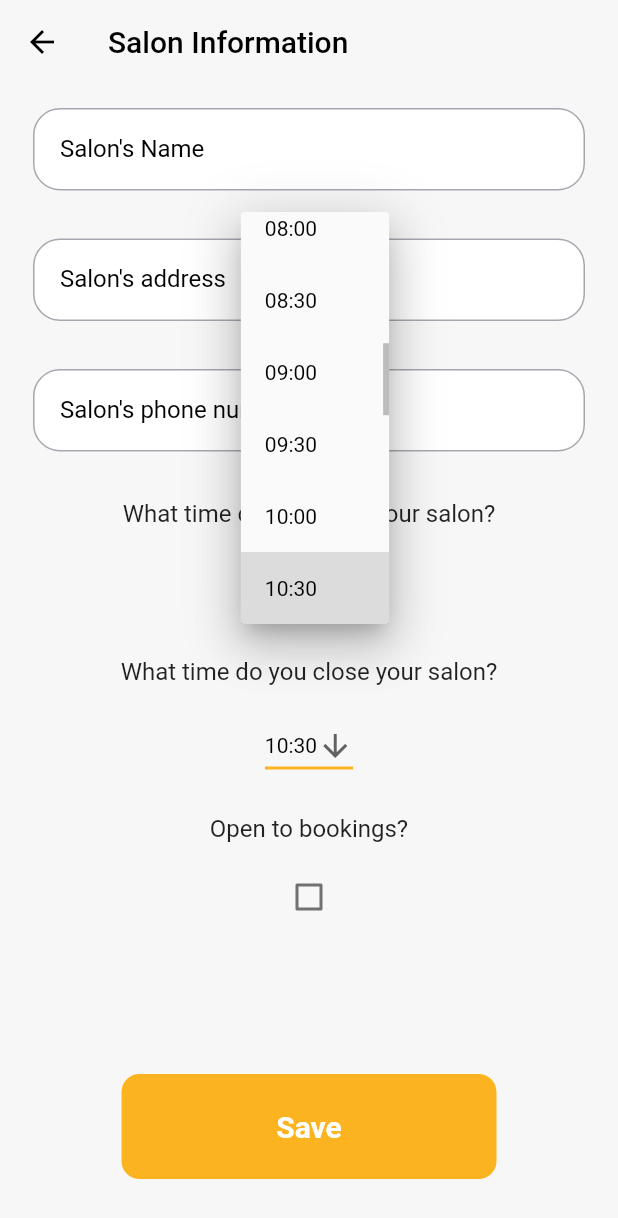
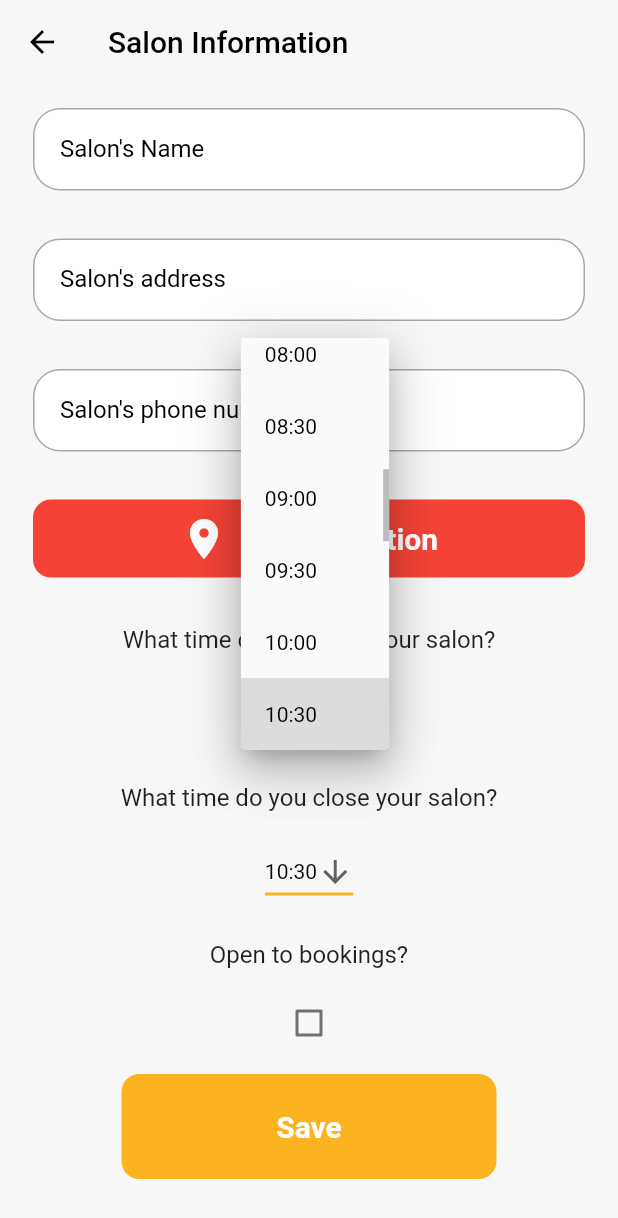
Before and after one commit to assalaa/barber_center_project, a Flutter app: the SalonOptionsScreen screen opened by its route, after a tap on an icon or button, on a phone screen of 412 x 824 dp. Shown: the top 1218 px of the screen. Run offline on Flutter 3.47's test engine with Material 2 defaults, Android fonts, the phone set to English and light mode, and no system bars; our stand-ins replace cached_network_image, cloud_firestore, firebase_auth, firebase_core, firebase_storage, fluentui_icons and 7 more; missing offline and left inert: flutter_calendar_week; accounts and stored records are empty; generated files the repository leaves out were written again; network calls fail.

Commit message:
location button

```diff
--- a/lib/screens/booking_screen/booking_provider.dart
+++ b/lib/screens/booking_screen/booking_provider.dart
@@ -54,6 +54,10 @@ class BookingProvider extends ChangeNotifier {
   Future<void> getServices() async {
     services = await _dbService.getServices();
   }
+
+  // String printServices() {
+  //   salonService.services.map((e) => e.name).toList();
+  // }
 
   void verifyStatus() {
     for (final booking in bookings) {
--- a/lib/screens/salon_options_screen/salon_options_screen.dart
+++ b/lib/screens/salon_options_screen/salon_options_screen.dart
@@ -6,6 +6,8 @@ import 'package:barber_center/utils/utils.dart';
 import 'package:barber_center/widgets/center_loading.dart';
 import 'package:barber_center/widgets/dropdown_button.dart';
 import 'package:barber_center/widgets/large_rounded_button.dart';
+import 'package:barber_center/widgets/popup.dart';
+import 'package:fluentui_icons/fluentui_icons.dart';
 import 'package:flutter/material.dart';
 import 'package:flutter/services.dart';
 import 'package:gap/gap.dart';
@@ -66,6 +68,45 @@ class SalonOptionsScreen extends StatelessWidget {
                               validatorText: 'Please enter your phone number',
                               textInputType: TextInputType.phone,
                               validator: Validators.phoneNumberValidator,
+                            ),
+                            const Gap(32),
+                            InkWell(
+                              onTap: () => Popup().show(
+                                  title: 'Location',
+                                  content: 'NOW!',
+                                  actions: [
+                                    TextButton(
+                                        onPressed: () {},
+                                        child: const Text(
+                                            'ofc man no problem dude'))
+                                  ]),
+                              child: Container(
+                                padding:
+                                    const EdgeInsets.symmetric(vertical: 10),
+                                decoration: BoxDecoration(
+                                  color: Colors.red,
+                                  borderRadius: BorderRadius.circular(12),
+                                ),
+                                child: Row(
+                                  mainAxisAlignment: MainAxisAlignment.center,
+                                  children: const [
+                                    Icon(
+                                      Icons.location_on_sharp,
+                                      color: Colors.white,
+                                      size: 32,
+                                    ),
+                                    SizedBox(width: 10),
+                                    Text(
+                                      'Enter Location',
+                                      style: TextStyle(
+                                        fontSize: 20,
+                                        color: Colors.white,
+                                        fontWeight: FontWeight.bold,
+                                      ),
+                                    ),
+                                  ],
+                                ),
+                              ),
                             ),
                             const Gap(32),
                             SalonInfo(
```
Also changed, not shown: lib/screens/booking_screen/booking_screen.dart (+32 -33 lines), lib/screens/salon_details_screen/salon_details_provider.dart (+5 -2 lines), lib/screens/salon_details_screen/salon_details_screen.dart (+67 -22 lines).
